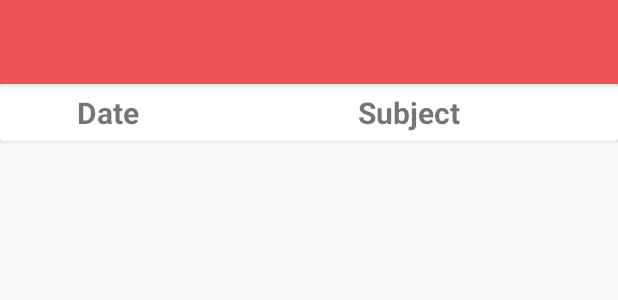
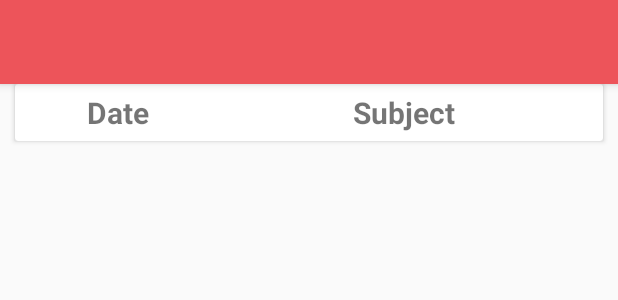
Before and after one commit to dhananjayt28/Gurukul-Android-App-Marg, an Android app: the layout activity_iascoaching.xml on its own in the app's theme, with its tools: preview values and no code run, on a phone screen of 412 x 824 dp. Shown: the top 300 px of the screen. Run offline under Robolectric (Android 15) with nearby library versions, the phone set to English and light mode, and no system bars; network calls fail.

Commit message:
Hod Activity Done

```diff
--- a/app/src/main/java/in/jivanmuktas/www/marg/activity/BaseActivity.java
+++ b/app/src/main/java/in/jivanmuktas/www/marg/activity/BaseActivity.java
@@ -111,10 +111,10 @@ public class BaseActivity extends AppCompatActivity implements View.OnClickListe
             return true;
         }
         if (id == R.id.action_logout) {
-            /*app.setSession(false);
+            app.setSession(false);
             Intent intent = new Intent(getApplicationContext(), LoginActivity.class);
             intent.setFlags(Intent.FLAG_ACTIVITY_CLEAR_TOP);
-            startActivity(intent);*/
+            startActivity(intent);
             return true;
         }
         if (id==R.id.action_home){
--- a/app/src/main/res/layout/activity_iascoaching.xml
+++ b/app/src/main/res/layout/activity_iascoaching.xml
@@ -5,7 +5,8 @@
     android:layout_width="match_parent"
     android:layout_height="match_parent"
     android:orientation="vertical"
-    tools:context="in.jivanmuktas.www.marg.activity.IASCoaching">
+    tools:context="in.jivanmuktas.www.marg.activity.IASCoaching"
+    android:elevation="10dp">
     <android.support.design.widget.AppBarLayout
         android:layout_width="match_parent"
         android:layout_height="wrap_content"
@@ -20,7 +21,9 @@
     </android.support.design.widget.AppBarLayout>
     <android.support.v7.widget.CardView
         android:layout_width="match_parent"
-        android:layout_height="wrap_content">
+        android:layout_height="wrap_content"
+        android:layout_marginLeft="10dp"
+        android:layout_marginRight="10dp">
     <LinearLayout
         android:layout_width="match_parent"
         android:layout_height="wrap_content"
--- a/app/src/main/res/values/styles.xml
+++ b/app/src/main/res/values/styles.xml
@@ -58,4 +58,6 @@
     <style name="spinnerItemStyle" parent="@android:style/Widget.Holo.DropDownItem.Spinner">
         <item name="android:textColor">#000000</item>
     </style>
+
+
 </resources>
```
Also changed, not shown: app/src/main/res/layout/ias_card_view.xml (+18 -7 lines).
